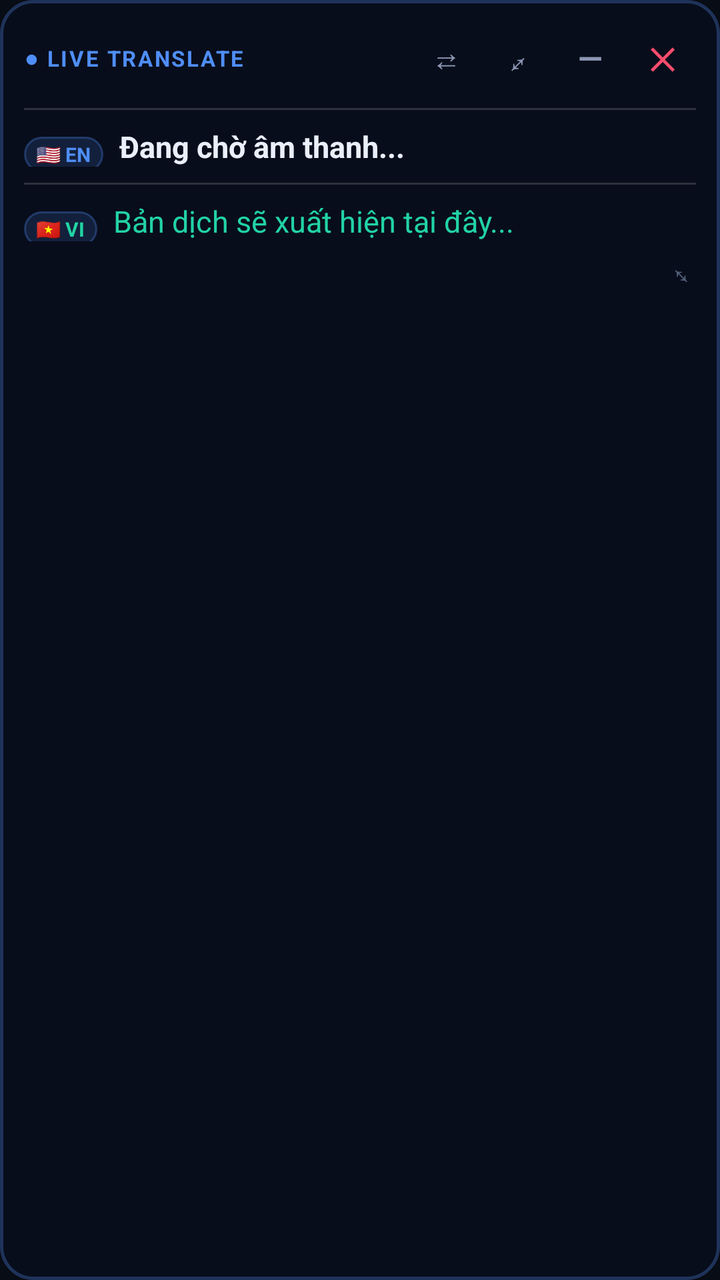
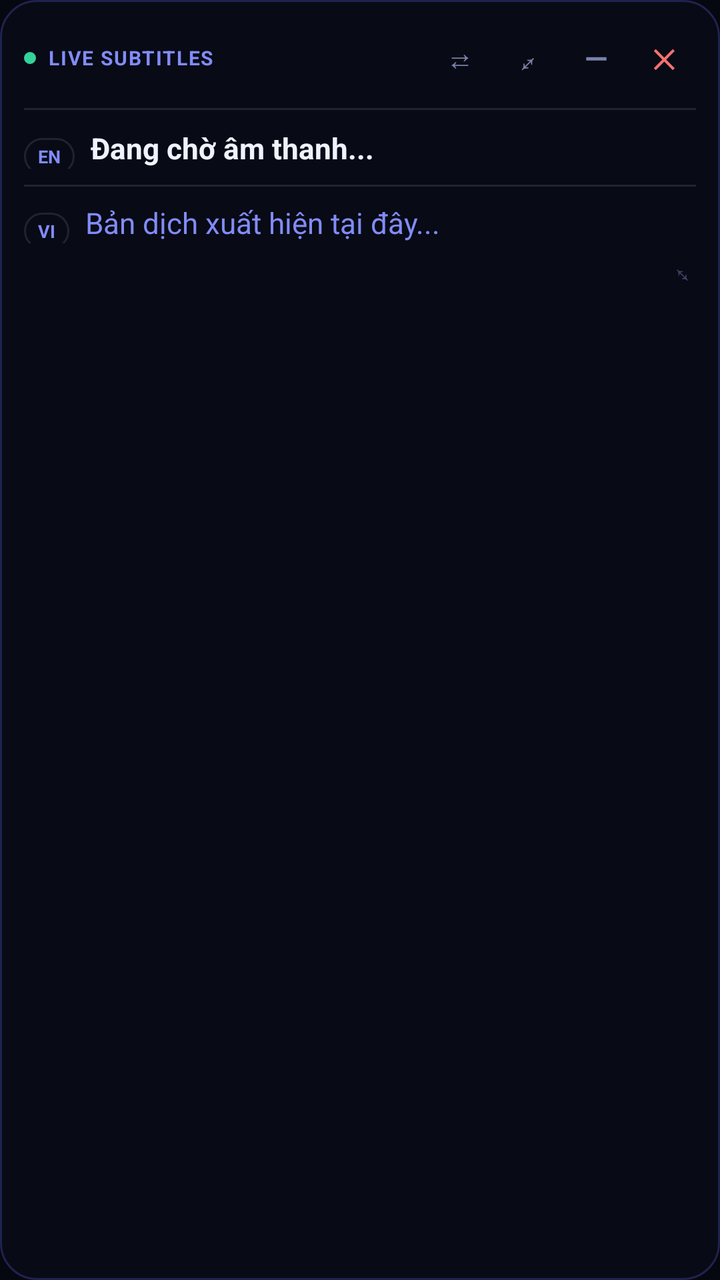

Compare the two renders of this Android layout. The source of the first and the diff that turns it into the second are given below.
<!-- AndroidManifest.xml: application theme Theme.RealtimeTranslator -->
<!-- res/layout/layout_floating_widget.xml -->
<?xml version="1.0" encoding="utf-8"?>
<LinearLayout xmlns:android="http://schemas.android.com/apk/res/android"
    android:id="@+id/layoutFloatingRoot"
    android:layout_width="320dp"
    android:layout_height="wrap_content"
    android:orientation="vertical"
    android:background="@drawable/bg_floating_card"
    android:padding="12dp">

    
    <LinearLayout
        android:layout_width="match_parent"
        android:layout_height="wrap_content"
        android:orientation="horizontal"
        android:gravity="center_vertical"
        android:paddingBottom="8dp">

        
        <LinearLayout
            android:id="@+id/layoutDragHandle"
            android:layout_width="0dp"
            android:layout_height="34dp"
            android:layout_weight="1"
            android:gravity="center_vertical"
            android:orientation="horizontal">

            <TextView
                android:layout_width="wrap_content"
                android:layout_height="wrap_content"
                android:text="● LIVE TRANSLATE"
                android:textColor="@color/primary"
                android:textSize="11sp"
                android:textStyle="bold"
                android:letterSpacing="0.08" />
        </LinearLayout>

        <TextView
            android:id="@+id/btnSwapOverlay"
            android:layout_width="34dp"
            android:layout_height="34dp"
            android:gravity="center"
            android:text="⇄"
            android:textColor="@color/text_secondary"
            android:textSize="15sp"
            android:clickable="true"
            android:focusable="true"
            android:background="?attr/selectableItemBackgroundBorderless"
            android:layout_marginEnd="2dp" />

        <TextView
            android:id="@+id/btnResizeOverlay"
            android:layout_width="34dp"
            android:layout_height="34dp"
            android:gravity="center"
            android:text="⤢"
            android:textColor="@color/text_secondary"
            android:textSize="15sp"
            android:clickable="true"
            android:focusable="true"
            android:background="?attr/selectableItemBackgroundBorderless"
            android:layout_marginEnd="2dp" />

        <TextView
            android:id="@+id/btnMinimize"
            android:layout_width="34dp"
            android:layout_height="34dp"
            android:gravity="center"
            android:text="—"
            android:textColor="@color/text_secondary"
            android:textSize="16sp"
            android:textStyle="bold"
            android:clickable="true"
            android:focusable="true"
            android:background="?attr/selectableItemBackgroundBorderless"
            android:layout_marginEnd="2dp" />

        <TextView
            android:id="@+id/btnCloseOverlay"
            android:layout_width="34dp"
            android:layout_height="34dp"
            android:gravity="center"
            android:text="✕"
            android:textColor="@color/red"
            android:textSize="15sp"
            android:textStyle="bold"
            android:clickable="true"
            android:focusable="true"
            android:background="?attr/selectableItemBackgroundBorderless" />
    </LinearLayout>

    <View
        android:layout_width="match_parent"
        android:layout_height="1dp"
        android:background="@color/divider_color"
        android:layout_marginBottom="8dp" />

    
    <LinearLayout
        android:layout_width="match_parent"
        android:layout_height="wrap_content"
        android:orientation="horizontal"
        android:gravity="top">

        <TextView
            android:id="@+id/tvOriginalTag"
            android:layout_width="wrap_content"
            android:layout_height="wrap_content"
            android:text="🇺🇸 EN"
            android:textSize="10sp"
            android:textStyle="bold"
            android:textColor="@color/primary"
            android:background="@drawable/bg_lang_tag"
            android:paddingHorizontal="6dp"
            android:paddingVertical="2dp"
            android:layout_marginEnd="8dp"
            android:layout_marginTop="2dp" />

        <TextView
            android:id="@+id/tvOriginalText"
            android:layout_width="0dp"
            android:layout_height="wrap_content"
            android:layout_weight="1"
            android:text="@string/waiting_audio"
            android:textColor="@color/text_primary"
            android:textSize="15sp"
            android:textStyle="bold"
            android:maxLines="3"
            android:ellipsize="end"
            android:lineSpacingExtra="3dp" />
    </LinearLayout>

    <View
        android:layout_width="match_parent"
        android:layout_height="1dp"
        android:background="@color/divider_color"
        android:layout_marginVertical="8dp" />

    
    <LinearLayout
        android:layout_width="match_parent"
        android:layout_height="wrap_content"
        android:orientation="horizontal"
        android:gravity="top">

        <TextView
            android:id="@+id/tvTranslatedTag"
            android:layout_width="wrap_content"
            android:layout_height="wrap_content"
            android:text="🇻🇳 VI"
            android:textSize="10sp"
            android:textStyle="bold"
            android:textColor="@color/text_green"
            android:background="@drawable/bg_lang_tag"
            android:paddingHorizontal="6dp"
            android:paddingVertical="2dp"
            android:layout_marginEnd="8dp"
            android:layout_marginTop="2dp" />

        <TextView
            android:id="@+id/tvTranslatedText"
            android:layout_width="0dp"
            android:layout_height="wrap_content"
            android:layout_weight="1"
            android:text="Bản dịch sẽ xuất hiện tại đây..."
            android:textColor="@color/text_green"
            android:textSize="15sp"
            android:maxLines="4"
            android:ellipsize="end"
            android:lineSpacingExtra="3dp" />
    </LinearLayout>

    
    <LinearLayout
        android:layout_width="match_parent"
        android:layout_height="wrap_content"
        android:orientation="horizontal"
        android:gravity="end|center_vertical"
        android:paddingTop="2dp">

        <TextView
            android:id="@+id/viewResizeCorner"
            android:layout_width="28dp"
            android:layout_height="22dp"
            android:gravity="end|bottom"
            android:text="⤡"
            android:textColor="@color/text_muted"
            android:textSize="14sp"
            android:paddingEnd="2dp" />
    </LinearLayout>

</LinearLayout>
<!-- resources referenced by this layout -->
<resources>
  <color name="divider_color">#26FFFFFF</color>
  <color name="primary">#4F8EF7</color>
  <color name="red">#FF4D6D</color>
  <color name="text_green">#22D3A5</color>
  <color name="text_muted">#55627D</color>
  <color name="text_primary">#EAF0FB</color>
  <color name="text_secondary">#8B97B3</color>
  <!-- drawable bg_floating_card (drawable) -->
  <?xml version="1.0" encoding="utf-8"?>
  <shape xmlns:android="http://schemas.android.com/apk/res/android"
      android:shape="rectangle">
      <corners android:radius="16dp" />
      <solid android:color="@color/overlay_bg" />
      <stroke
          android:width="1.5dp"
          android:color="@color/overlay_border" />
  </shape>
  <!-- drawable bg_lang_tag (drawable) -->
  <?xml version="1.0" encoding="utf-8"?>
  <shape xmlns:android="http://schemas.android.com/apk/res/android"
      android:shape="rectangle">
      <corners android:radius="12dp" />
      <solid android:color="#264F8EF7" />
      <stroke
          android:width="1dp"
          android:color="#4D4F8EF7" />
  </shape>
  <string name="waiting_audio">Đang chờ âm thanh...</string>
  <style name="Theme.RealtimeTranslator" parent="Theme.Material3.Dark.NoActionBar">
          <item name="colorPrimary">@color/primary</item>
          <item name="colorSecondary">@color/accent</item>
          <item name="android:statusBarColor">@color/bg_dark</item>
          <item name="android:navigationBarColor">@color/bg_dark</item>
          <item name="android:windowBackground">@color/bg_dark</item>
      </style>
  <color name="overlay_bg">#E6080E1C</color>
  <color name="overlay_border">#4D4F8EF7</color>
  <color name="accent">#7C5AF7</color>
  <color name="bg_dark">#080C14</color>
</resources>

<!-- the commit's change to res/layout/layout_floating_widget.xml (unified diff, before → after) -->
@@ -1,6 +1,5 @@
 <?xml version="1.0" encoding="utf-8"?>
 <LinearLayout xmlns:android="http://schemas.android.com/apk/res/android"
-    android:id="@+id/layoutFloatingRoot"
     android:layout_width="320dp"
     android:layout_height="wrap_content"
     android:orientation="vertical"
@@ -24,24 +23,33 @@
             android:gravity="center_vertical"
             android:orientation="horizontal">
 
+            
+            <View
+                android:layout_width="6dp"
+                android:layout_height="6dp"
+                android:background="@drawable/bg_status_dot"
+                android:backgroundTint="@color/status_ok"
+                android:layout_marginEnd="6dp" />
+
             <TextView
                 android:layout_width="wrap_content"
                 android:layout_height="wrap_content"
-                android:text="● LIVE TRANSLATE"
-                android:textColor="@color/primary"
-                android:textSize="11sp"
+                android:text="LIVE SUBTITLES"
+                android:textColor="@color/accent"
+                android:textSize="10sp"
                 android:textStyle="bold"
-                android:letterSpacing="0.08" />
+                android:letterSpacing="0.06" />
         </LinearLayout>
 
+        
         <TextView
             android:id="@+id/btnSwapOverlay"
-            android:layout_width="34dp"
-            android:layout_height="34dp"
+            android:layout_width="32dp"
+            android:layout_height="32dp"
             android:gravity="center"
             android:text="⇄"
             android:textColor="@color/text_secondary"
-            android:textSize="15sp"
+            android:textSize="14sp"
             android:clickable="true"
             android:focusable="true"
             android:background="?attr/selectableItemBackgroundBorderless"
@@ -49,12 +57,12 @@
 
         <TextView
             android:id="@+id/btnResizeOverlay"
-            android:layout_width="34dp"
-            android:layout_height="34dp"
+            android:layout_width="32dp"
+            android:layout_height="32dp"
             android:gravity="center"
             android:text="⤢"
             android:textColor="@color/text_secondary"
-            android:textSize="15sp"
+            android:textSize="14sp"
             android:clickable="true"
             android:focusable="true"
             android:background="?attr/selectableItemBackgroundBorderless"
@@ -62,12 +70,12 @@
 
         <TextView
             android:id="@+id/btnMinimize"
-            android:layout_width="34dp"
-            android:layout_height="34dp"
+            android:layout_width="32dp"
+            android:layout_height="32dp"
             android:gravity="center"
             android:text="—"
             android:textColor="@color/text_secondary"
-            android:textSize="16sp"
+            android:textSize="15sp"
             android:textStyle="bold"
             android:clickable="true"
             android:focusable="true"
@@ -76,23 +84,24 @@
 
         <TextView
             android:id="@+id/btnCloseOverlay"
-            android:layout_width="34dp"
-            android:layout_height="34dp"
+            android:layout_width="32dp"
+            android:layout_height="32dp"
             android:gravity="center"
             android:text="✕"
-            android:textColor="@color/red"
-            android:textSize="15sp"
+            android:textColor="@color/status_danger"
+            android:textSize="13sp"
             android:textStyle="bold"
             android:clickable="true"
             android:focusable="true"
             android:background="?attr/selectableItemBackgroundBorderless" />
     </LinearLayout>
 
+    
     <View
         android:layout_width="match_parent"
         android:layout_height="1dp"
         android:background="@color/divider_color"
-        android:layout_marginBottom="8dp" />
+        android:layout_marginBottom="9dp" />
 
     
     <LinearLayout
@@ -105,13 +114,13 @@
             android:id="@+id/tvOriginalTag"
             android:layout_width="wrap_content"
             android:layout_height="wrap_content"
-            android:text="🇺🇸 EN"
-            android:textSize="10sp"
-            android:textStyle="bold"
-            android:textColor="@color/primary"
+            android:text="EN"
+            android:textSize="9sp"
+            android:textStyle="bold"
+            android:textColor="@color/accent"
             android:background="@drawable/bg_lang_tag"
-            android:paddingHorizontal="6dp"
-            android:paddingVertical="2dp"
+            android:paddingHorizontal="7dp"
+            android:paddingVertical="3dp"
             android:layout_marginEnd="8dp"
             android:layout_marginTop="2dp" />
 
@@ -122,13 +131,14 @@
             android:layout_weight="1"
             android:text="@string/waiting_audio"
             android:textColor="@color/text_primary"
-            android:textSize="15sp"
+            android:textSize="14.5sp"
             android:textStyle="bold"
             android:maxLines="3"
             android:ellipsize="end"
-            android:lineSpacingExtra="3dp" />
-    </LinearLayout>
-
+            android:lineSpacingExtra="2dp" />
+    </LinearLayout>
+
+    
     <View
         android:layout_width="match_parent"
         android:layout_height="1dp"
@@ -146,13 +156,13 @@
             android:id="@+id/tvTranslatedTag"
             android:layout_width="wrap_content"
             android:layout_height="wrap_content"
-            android:text="🇻🇳 VI"
-            android:textSize="10sp"
-            android:textStyle="bold"
-            android:textColor="@color/text_green"
+            android:text="VI"
+            android:textSize="9sp"
+            android:textStyle="bold"
+            android:textColor="@color/text_accent"
             android:background="@drawable/bg_lang_tag"
-            android:paddingHorizontal="6dp"
-            android:paddingVertical="2dp"
+            android:paddingHorizontal="7dp"
+            android:paddingVertical="3dp"
             android:layout_marginEnd="8dp"
             android:layout_marginTop="2dp" />
 
@@ -161,12 +171,12 @@
             android:layout_width="0dp"
             android:layout_height="wrap_content"
             android:layout_weight="1"
-            android:text="Bản dịch sẽ xuất hiện tại đây..."
-            android:textColor="@color/text_green"
-            android:textSize="15sp"
+            android:text="Bản dịch xuất hiện tại đây..."
+            android:textColor="@color/text_accent"
+            android:textSize="14.5sp"
             android:maxLines="4"
             android:ellipsize="end"
-            android:lineSpacingExtra="3dp" />
+            android:lineSpacingExtra="2dp" />
     </LinearLayout>
 
     
@@ -179,12 +189,12 @@
 
         <TextView
             android:id="@+id/viewResizeCorner"
-            android:layout_width="28dp"
-            android:layout_height="22dp"
+            android:layout_width="26dp"
+            android:layout_height="20dp"
             android:gravity="end|bottom"
             android:text="⤡"
             android:textColor="@color/text_muted"
-            android:textSize="14sp"
+            android:textSize="13sp"
             android:paddingEnd="2dp" />
     </LinearLayout>
 
<!-- resource entries referenced after the edit -->
@@ -1,43 +1,52 @@
 <!-- resources referenced by this layout -->
 <resources>
-  <color name="divider_color">#26FFFFFF</color>
-  <color name="primary">#4F8EF7</color>
-  <color name="red">#FF4D6D</color>
-  <color name="text_green">#22D3A5</color>
-  <color name="text_muted">#55627D</color>
-  <color name="text_primary">#EAF0FB</color>
-  <color name="text_secondary">#8B97B3</color>
+  <color name="divider_color">#1AFFFFFF</color>
+  <color name="status_danger">#F87171</color>
+  <color name="status_ok">#34D399</color>
+  <color name="text_accent">#818CF8</color>
+  <color name="text_muted">#3D4466</color>
+  <color name="text_primary">#F0F2FF</color>
+  <color name="text_secondary">#7B82A8</color>
   <!-- drawable bg_floating_card (drawable) -->
   <?xml version="1.0" encoding="utf-8"?>
   <shape xmlns:android="http://schemas.android.com/apk/res/android"
       android:shape="rectangle">
-      <corners android:radius="16dp" />
-      <solid android:color="@color/overlay_bg" />
+      <corners android:radius="18dp" />
+      <solid android:color="#E8080A16" />
       <stroke
-          android:width="1.5dp"
-          android:color="@color/overlay_border" />
+          android:width="1dp"
+          android:color="#476366F1" />
   </shape>
   <!-- drawable bg_lang_tag (drawable) -->
   <?xml version="1.0" encoding="utf-8"?>
   <shape xmlns:android="http://schemas.android.com/apk/res/android"
       android:shape="rectangle">
-      <corners android:radius="12dp" />
-      <solid android:color="#264F8EF7" />
+      <corners android:radius="18dp" />
+      <solid android:color="#1A0A0D18" />
       <stroke
           android:width="1dp"
-          android:color="#4D4F8EF7" />
+          android:color="#1AFFFFFF" />
+  </shape>
+  <!-- drawable bg_status_dot (drawable) -->
+  <?xml version="1.0" encoding="utf-8"?>
+  <shape xmlns:android="http://schemas.android.com/apk/res/android"
+      android:shape="oval">
+      <solid android:color="#3D4466" />
   </shape>
   <string name="waiting_audio">Đang chờ âm thanh...</string>
   <style name="Theme.RealtimeTranslator" parent="Theme.Material3.Dark.NoActionBar">
-          <item name="colorPrimary">@color/primary</item>
-          <item name="colorSecondary">@color/accent</item>
-          <item name="android:statusBarColor">@color/bg_dark</item>
-          <item name="android:navigationBarColor">@color/bg_dark</item>
-          <item name="android:windowBackground">@color/bg_dark</item>
+          <item name="colorPrimary">#6366F1</item>
+          <item name="colorPrimaryVariant">#4F46E5</item>
+          <item name="colorSecondary">#818CF8</item>
+          <item name="colorOnPrimary">#FFFFFF</item>
+          <item name="android:statusBarColor">#06080F</item>
+          <item name="android:navigationBarColor">#06080F</item>
+          <item name="android:windowBackground">#06080F</item>
+          
+          <item name="colorControlActivated">#6366F1</item>
+          
+          <item name="colorControlHighlight">#266366F1</item>
       </style>
-  <color name="overlay_bg">#E6080E1C</color>
-  <color name="overlay_border">#4D4F8EF7</color>
-  <color name="accent">#7C5AF7</color>
-  <color name="bg_dark">#080C14</color>
+  <color name="accent">#818CF8</color>
 </resources>
 
